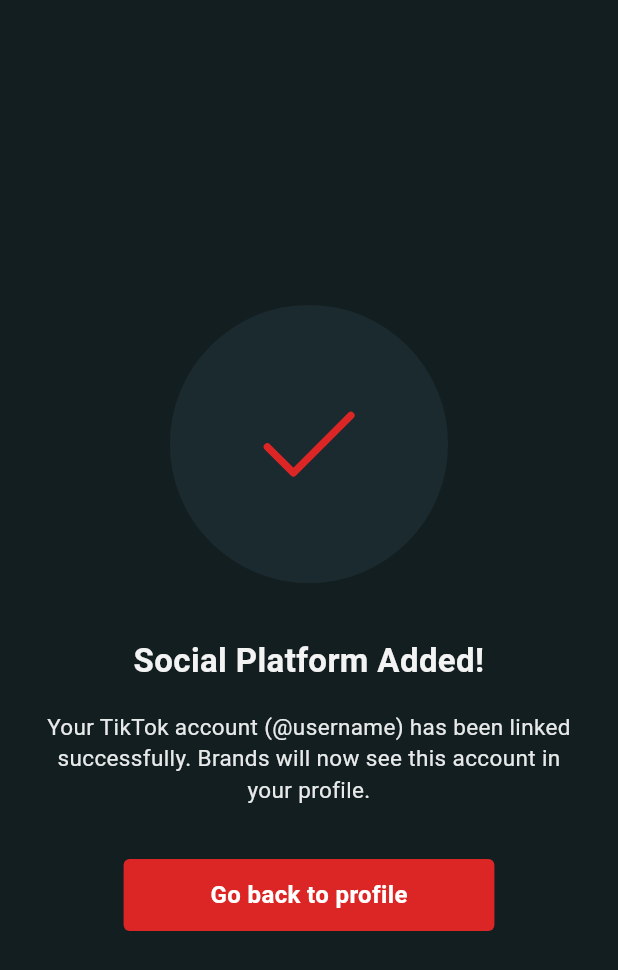
After one commit to Zimmer550i/internet_originals, a Flutter app: the AddSocials screen opened by its route, after a tap on "Submit", on a phone screen of 412 x 824 dp. The commit adds this screen. Shown: the top 970 px of the screen. Run offline on Flutter 3.47's test engine with Material 3 defaults, Android fonts, the phone set to English and light mode, and no system bars; our stand-ins replace flutter_screenutil, flutter_svg, get, image_picker, pinput, shared_preferences; accounts and stored records are empty; Roboto replaces fonts that are missing (Open-Sans).

Commit message:
ÃAdded 2 more page in profile

```diff
--- a/lib/helpers/route.dart
+++ b/lib/helpers/route.dart
@@ -3,10 +3,12 @@ import 'package:get/get.dart';
 import 'package:internet_originals/design_pattern.dart';
 import 'package:internet_originals/views/screens/sub_admin/sub_admin_app.dart';
 import 'package:internet_originals/views/screens/talent/profile/about_us.dart';
+import 'package:internet_originals/views/screens/talent/profile/add_socials.dart';
 import 'package:internet_originals/views/screens/talent/profile/change_password.dart';
 import 'package:internet_originals/views/screens/talent/profile/personal_information.dart';
 import 'package:internet_originals/views/screens/talent/profile/privacy_policy.dart';
 import 'package:internet_originals/views/screens/talent/profile/settings_security.dart';
+import 'package:internet_originals/views/screens/talent/profile/social_added.dart';
 import 'package:internet_originals/views/screens/talent/profile/social_platforms.dart';
 import 'package:internet_originals/views/screens/talent/profile/terms_service.dart';
 import 'package:internet_originals/views/screens/talent/talent_app.dart';
@@ -22,6 +24,9 @@ class AppRoutes {
   static String privacyPolicy = "/privacy_policy";
   static String termsService = "/terms_service";
   static String aboutUs = "/about_us";
+  static String addSocials = "/add_socials";
+  static String socialAdded = "/social_added";
+
 
   static Map<String, Widget> routeWidgets = {
     designPattern: DesignPattern(),
@@ -34,6 +39,8 @@ class AppRoutes {
     privacyPolicy: PrivacyPolicy(),
     termsService: TermsService(),
     aboutUs: AboutUs(),
+    addSocials: AddSocials(),
+    socialAdded: SocialAdded(),
   };
 
   static List<GetPage> pages = [
--- /dev/null
+++ b/lib/views/screens/talent/profile/add_socials.dart
@@ -0,0 +1,90 @@
+import 'package:flutter/material.dart';
+import 'package:internet_originals/helpers/route.dart';
+import 'package:internet_originals/models/social_platform.dart';
+import 'package:internet_originals/utils/app_colors.dart';
+import 'package:internet_originals/views/base/custom_app_bar.dart';
+import 'package:internet_originals/views/base/custom_button.dart';
+import 'package:internet_originals/views/base/custom_text_field.dart';
+import 'package:get/get.dart';
+
+class AddSocials extends StatefulWidget {
+  final Function(SocialPlatFormModel)? onAddSocials;
+
+  const AddSocials({super.key, this.onAddSocials});
+
+  @override
+  State<AddSocials> createState() => _AddSocialsState();
+}
+
+class _AddSocialsState extends State<AddSocials> {
+  final TextEditingController platformController = TextEditingController();
+  final TextEditingController urlController = TextEditingController();
+  final TextEditingController followersController = TextEditingController();
+
+  @override
+  void dispose() {
+    platformController.dispose();
+    urlController.dispose();
+    followersController.dispose();
+
+    super.dispose();
+  }
+
+  _addSocials() {
+    // TODO: Make api call to create the social
+
+
+    // final reqBody = {
+    //   'platform': platformController.text.trim(),
+    //   'url': urlController.text.trim(),
+    //   'followers': followersController.text.trim(),
+    // };
+
+    // final SocialPlatFormModel model = SocialPlatFormModel(
+    //   id: '21',
+    //   title: platformController.text.trim(),
+    //   url: urlController.text.trim(),
+    //   followerCount: int.parse(followersController.text.trim()),
+    // );
+
+    // widget.onAddSocials?.call(model);
+
+                  Get.toNamed(AppRoutes.socialAdded);
+
+  }
+
+  @override
+  Widget build(BuildContext context) {
+    return Scaffold(
+      appBar: CustomAppBar(title: 'Add Social Platform'),
+      backgroundColor: AppColors.green[700],
+      body: Container(
+        width: double.infinity,
+        padding: EdgeInsets.symmetric(horizontal: 24),
+        child: Column(
+          mainAxisAlignment: MainAxisAlignment.center,
+          children: [
+            CustomTextField(
+              hintText: 'Social Platform (e.g. Youtube, Instagram)',
+            ),
+            Padding(
+              padding: EdgeInsets.only(top: 12),
+              child: CustomTextField(
+                hintText: 'Link',
+              ),
+            ),
+            Padding(
+              padding: EdgeInsets.only(top: 12),
+              child: CustomTextField(
+                hintText: 'Followers / Subscribers Count',
+              ),
+            ),
+            SizedBox(height: 48),
+            CustomButton(text: 'Submit', onTap: _addSocials),
+            SizedBox(height: 48),
+          ],
+        ),
+      ),
+    );
+  }
+}
--- /dev/null
+++ b/lib/views/screens/talent/profile/social_added.dart
@@ -0,0 +1,75 @@
+import 'package:flutter/material.dart';
+import 'package:internet_originals/utils/app_colors.dart';
+import 'package:internet_originals/utils/custom_svg.dart';
+import 'package:internet_originals/views/base/custom_button.dart';
+
+class SocialAdded extends StatefulWidget {
+  const SocialAdded({super.key});
+
+  @override
+  State<SocialAdded> createState() => _SocialAddedState();
+}
+
+class _SocialAddedState extends State<SocialAdded> {
+  @override
+  Widget build(BuildContext context) {
+    return Scaffold(
+      backgroundColor: AppColors.green[700],
+      body: Container(
+        width: double.infinity,
+        padding: EdgeInsets.symmetric(horizontal: 24),
+        child: Center(
+          child: Column(
+            mainAxisSize: MainAxisSize.min,
+            children: [
+              Container(
+                decoration: BoxDecoration(
+                  shape: BoxShape.circle,
+                  color: AppColors.dark[500],
+
+                ),
+                width: MediaQuery.of(context).size.width * 0.45,
+                height: MediaQuery.of(context).size.width * 0.45,
+                child: Center(
+                  child: CustomSvg(
+                    asset: 'assets/icons/tick.svg',
+                    width: MediaQuery.of(context).size.width * 0.15,
+                    height: MediaQuery.of(context).size.width * 0.15,
+                  ),
+                ),
+              ),
+              SizedBox(height: 36),
+              Text(
+                'Social Platform Added!',
+                style: TextStyle(
+                  fontSize: 22,
+                  color: AppColors.dark[25],
+                  fontWeight: FontWeight.w600,
+                  height: 1.4,
+                ),
+                textAlign: TextAlign.center,
+              ),
+              SizedBox(height: 18),
+              Text(
+                'Your TikTok account (@username) has been linked successfully. Brands will now see this account in your profile.',
+                style: TextStyle(
+                  fontSize: 15,
+                  color: AppColors.dark[50],
+                  fontWeight: FontWeight.w400,
+                  height: 1.4,
+                ),
+                textAlign: TextAlign.center,
+              ),
+              SizedBox(height: 36),
+              CustomButton(
+                text: 'Go back to profile',
+                width: MediaQuery.of(context).size.width * 0.6,
+                textSize: 16,
+              ),
+            ],
+          ),
+        ),
+      ),
+    );
+  }
+}
--- a/lib/views/screens/talent/profile/social_platforms.dart
+++ b/lib/views/screens/talent/profile/social_platforms.dart
@@ -1,10 +1,12 @@
 import 'package:flutter/material.dart';
+import 'package:internet_originals/helpers/route.dart';
 import 'package:internet_originals/models/social_platform.dart';
 import 'package:internet_originals/utils/app_colors.dart';
 import 'package:internet_originals/utils/custom_modal.dart';
 import 'package:internet_originals/utils/custom_svg.dart';
 import 'package:internet_originals/views/base/custom_app_bar.dart';
 import 'package:internet_originals/views/base/custom_button.dart';
+import 'package:get/get.dart';
 
 class SocialPlatforms extends StatefulWidget {
   const SocialPlatforms({super.key});
@@ -80,6 +82,9 @@ class _SocialPlatformsState extends State<SocialPlatforms> {
               CustomButton(
                 text: 'Add Social Platform',
                 leading: 'assets/icons/social_platforms/add_circle.svg',
+                onTap: () {
+                  Get.toNamed(AppRoutes.addSocials);
+                },
               ),
             ],
           ),
```
Also changed, not shown: assets/icons/tick.svg (added).
